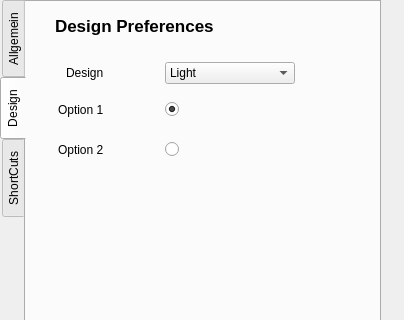
Above: code/src/main/python/view/settingsview/settings_window.ui from felixdittrich92/mission-uncuttable before the change; both pictures show x 0 to 404 and y 0 to 320 of the 404 by 567 pixel window. Below: the same form after it.
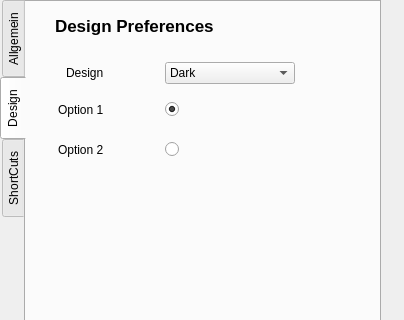
That is the form after the change. The open tabs and pages were chosen to show the change.

Diff of the .ui file:
```diff
--- a/code/src/main/python/view/settingsview/settings_window.ui
+++ b/code/src/main/python/view/settingsview/settings_window.ui
@@ -263,7 +263,7 @@
         </property>
         <item>
          <property name="text">
-          <string>Light</string>
+          <string>Dark</string>
          </property>
         </item>
         <item>
```
Left out of the diff: 4 changed lines with no effect on the pictures.
